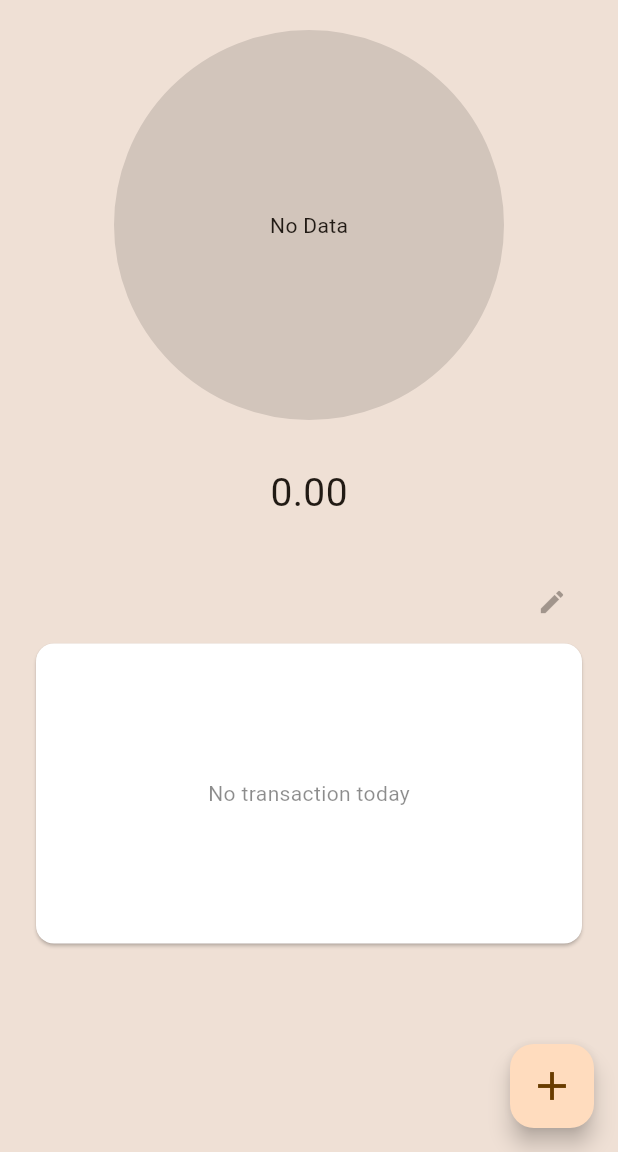
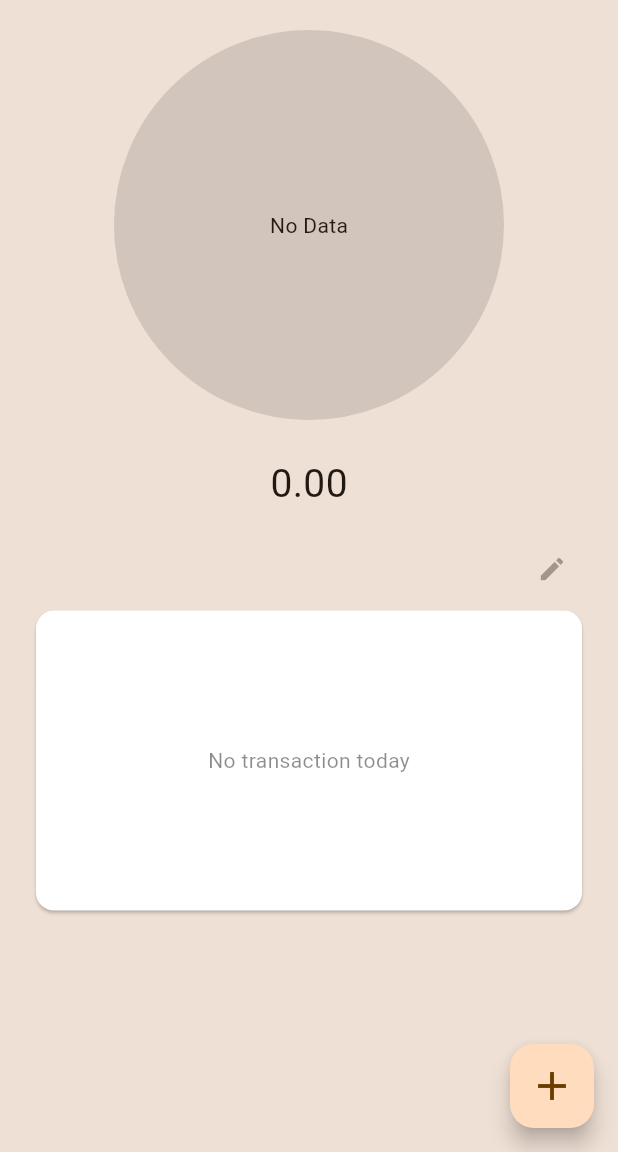
Before and after one commit to aidilrx04/duitgone2, a Flutter app: the screen it shows after launch, on a phone screen of 412 x 824 dp, the part 84-1236 px from its top. Run offline on Flutter 3.47's test engine with Material 3 defaults, Android fonts, the phone set to English and light mode, and no system bars; drawn by our look-alikes of fl_chart; our stand-ins replace shared_preferences.

Commit message:
tighten widgets spacing

```diff
--- a/lib/screens/home/home.dart
+++ b/lib/screens/home/home.dart
@@ -75,7 +75,7 @@ class _HomeState extends State<Home> {
           ),
         ),
         SizedBox(
-          height: 10,
+          height: 4,
         ),
         Center(
           child: Text(
@@ -87,10 +87,10 @@ class _HomeState extends State<Home> {
           ),
         ),
         SizedBox(
-          height: 10,
+          height: 4,
         ),
         Padding(
-          padding: EdgeInsets.all(20.0),
+          padding: EdgeInsets.symmetric(horizontal: 20, vertical: 10),
           child: TransactionList(
             transactions: transactions!,
             onDataUpdated: _onTransactionsUpdated,
```
